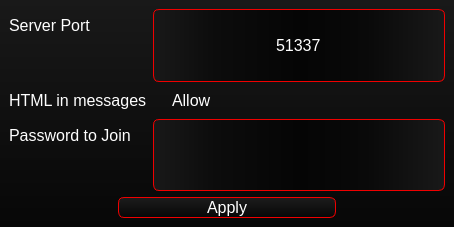
Flone-dnb/SilentServer, file src/View/SettingsWindow/settingswindow.ui: the form before one commit.
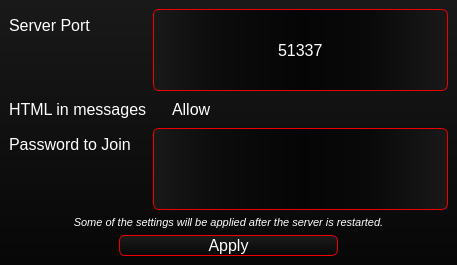
The form after the commit.

Commit message: Added settings notice.

```diff
--- a/src/View/SettingsWindow/settingswindow.ui
+++ b/src/View/SettingsWindow/settingswindow.ui
@@ -6,8 +6,8 @@
    <rect>
     <x>0</x>
     <y>0</y>
-    <width>454</width>
-    <height>227</height>
+    <width>457</width>
+    <height>265</height>
    </rect>
   </property>
   <property name="windowTitle">
@@ -18,7 +18,7 @@
 color: white;</string>
   </property>
   <widget class="QWidget" name="centralwidget">
-   <layout class="QVBoxLayout" name="verticalLayout" stretch="80,20">
+   <layout class="QVBoxLayout" name="verticalLayout" stretch="80,0,20">
     <item>
      <layout class="QFormLayout" name="formLayout_3">
       <item row="0" column="0">
@@ -158,6 +158,29 @@
       </item>
      </layout>
     </item>
+    <item>
+     <widget class="QLabel" name="label_4">
+      <property name="font">
+       <font>
+        <family>Segoe UI</family>
+        <pointsize>8</pointsize>
+        <italic>true</italic>
+       </font>
+      </property>
+      <property name="styleSheet">
+       <string notr="true">background: transparent;</string>
+      </property>
+      <property name="text">
+       <string>Some of the settings will be applied after the server is restarted.</string>
+      </property>
+      <property name="alignment">
+       <set>Qt::AlignCenter</set>
+      </property>
+      <property name="wordWrap">
+       <bool>true</bool>
+      </property>
+     </widget>
+    </item>
     <item>
      <layout class="QHBoxLayout" name="horizontalLayout_2" stretch="25,50,25">
       <item>
```
Left out of the diff: 2 changed lines with no effect on the pictures. The commit also changes 1 other file.
